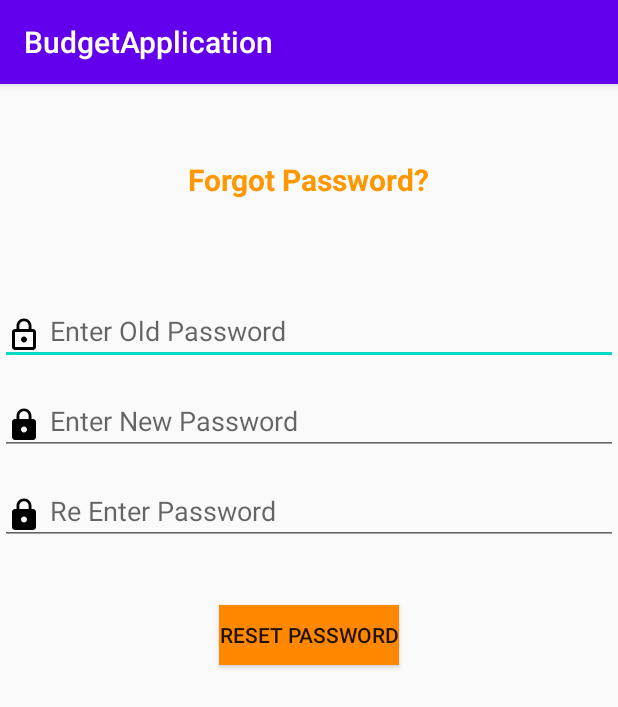
After one commit to yathushansliit/BudgetMobileApp, an Android app: the forgetUi screen opened directly, with no data from a screen before it, on a phone screen of 412 x 824 dp. The commit adds this screen. Shown: the top 707 px of the screen. Run offline under Robolectric (Android 15) with nearby library versions, the phone set to English and light mode, and no system bars.

```diff
--- /dev/null
+++ b/app/src/main/java/com/example/budgetapplication/forgetUi.java
@@ -0,0 +1,29 @@
+package com.example.budgetapplication;
+
+import androidx.appcompat.app.AppCompatActivity;
+
+import android.content.Intent;
+import android.os.Bundle;
+import android.view.View;
+import android.widget.Button;
+
+public class forgetUi extends AppCompatActivity {
+
+    Button button;
+
+    @Override
+    protected void onCreate(Bundle savedInstanceState) {
+        super.onCreate(savedInstanceState);
+        setContentView(R.layout.activity_forget_ui);
+
+        button = findViewById(R.id.resetPwd);
+        button.setOnClickListener(new View.OnClickListener() {
+            @Override
+            public void onClick(View v) {
+
+                Intent intent = new Intent(forgetUi.this,LoginActivity.class);
+                startActivity(intent);
+            }
+        });
+    }
+}
--- /dev/null
+++ b/app/src/main/res/drawable/ic_lock_outline_black_24dp.xml
@@ -0,0 +1,9 @@
+<vector xmlns:android="http://schemas.android.com/apk/res/android"
+        android:width="24dp"
+        android:height="24dp"
+        android:viewportWidth="24.0"
+        android:viewportHeight="24.0">
+    <path
+        android:fillColor="#FF000000"
+        android:pathData="M12,17c1.1,0 2,-0.9 2,-2s-0.9,-2 -2,-2 -2,0.9 -2,2 0.9,2 2,2zM18,8h-1L17,6c0,-2.76 -2.24,-5 -5,-5S7,3.24 7,6v2L6,8c-1.1,0 -2,0.9 -2,2v10c0,1.1 0.9,2 2,2h12c1.1,0 2,-0.9 2,-2L20,10c0,-1.1 -0.9,-2 -2,-2zM8.9,6c0,-1.71 1.39,-3.1 3.1,-3.1s3.1,1.39 3.1,3.1v2L8.9,8L8.9,6zM18,20L6,20L6,10h12v10z"/>
+</vector>
--- /dev/null
+++ b/app/src/main/res/layout/activity_forget_ui.xml
@@ -0,0 +1,68 @@
+<?xml version="1.0" encoding="utf-8"?>
+<LinearLayout xmlns:android="http://schemas.android.com/apk/res/android"
+    xmlns:tools="http://schemas.android.com/tools"
+    android:layout_width="match_parent"
+    android:layout_height="match_parent"
+    android:orientation="vertical"
+    android:gravity="center_horizontal"
+    tools:context=".forgetUi">
+
+
+    <TextView
+
+        android:id="@+id/ForgotPwdText"
+        android:layout_marginTop="50dp"
+        android:layout_height="wrap_content"
+        android:layout_width="wrap_content"
+        android:text="@string/forgotPwd"
+        android:textColor="#FF9800"
+        android:gravity="center_vertical"
+        android:textSize="20dp"
+        android:textStyle="bold" />
+
+    <EditText
+        android:id="@+id/pwdOld"
+        android:layout_width="match_parent"
+        android:layout_height="40dp"
+        android:layout_marginTop="70dp"
+        android:autofillHints=""
+        android:drawableStart="@drawable/ic_lock_outline_black_24dp"
+        android:drawablePadding="5dp"
+        android:ems="10"
+        android:hint="@string/enterOldPwd"
+        android:inputType="textPassword" />
+
+    <EditText
+        android:id="@+id/pwdNew"
+        android:layout_width="match_parent"
+        android:layout_height="40dp"
+        android:layout_marginTop="20dp"
+        android:autofillHints=""
+        android:drawableStart="@drawable/ic_lock_black_24dp"
+        android:drawablePadding="5dp"
+        android:ems="10"
+        android:hint="@string/enterNewPwd"
+        android:inputType="textPassword" />
+
+    <EditText
+        android:id="@+id/pwdReEnter"
+        android:layout_width="match_parent"
+        android:layout_height="40dp"
+        android:layout_marginTop="20dp"
+        android:autofillHints=""
+        android:drawableStart="@drawable/ic_lock_black_24dp"
+        android:drawablePadding="5dp"
+        android:ems="10"
+        android:hint="@string/reEnterPwd"
+        android:inputType="textPassword" />
+
+
+    <Button
+        android:id="@+id/resetPwd"
+        android:layout_width="wrap_content"
+        android:layout_height="40dp"
+        android:layout_marginTop="40dp"
+        android:background="@android:color/holo_orange_dark"
+        android:text="@string/resetPwd" />
+
+</LinearLayout>
--- a/app/src/main/res/menu/activity_navigation_view_drawer_drawer.xml
+++ b/app/src/main/res/menu/activity_navigation_view_drawer_drawer.xml
@@ -44,6 +44,11 @@
             android:icon="@drawable/ic_history_black_24dp"
             android:title="History" />
 
+        <item
+            android:id="@+id/logOut"
+            android:icon="@drawable/ic_exit_to_app_black_24dp"
+            android:title="Logout" />
+
 
     </group>
 </menu>
--- a/app/src/main/res/values/colors.xml
+++ b/app/src/main/res/values/colors.xml
@@ -3,4 +3,5 @@
     <color name="colorPrimary">#6200EE</color>
     <color name="colorPrimaryDark">#3700B3</color>
     <color name="colorAccent">#03DAC5</color>
+
 </resources>
--- a/app/src/main/res/values/strings.xml
+++ b/app/src/main/res/values/strings.xml
@@ -53,4 +53,12 @@
     <string name="enter_phoneNo">Enter Phone No</string>
     <string name="Single">Single</string>
     <string name="married">Married</string>
+    <string name="forgotPwd">Forgot Password?</string>
+    <string name="enterOldPwd">Enter Old Password</string>
+    <string name="enterNewPwd">Enter New Password</string>
+    <string name="resetPwd">Reset Password</string>
+    <string name="enterEmail">Enter Email Address</string>
+    <string name="verification_code">Verification Code</string>
+    <string name="verify">Verify</string>
+    <string name="please_enter_the_verification_code_sent_to_your_email_address">Please enter the verification code sent to your email address</string>
 </resources>
```
Also changed, not shown: app/src/main/AndroidManifest.xml (+5 -3 lines), app/src/main/java/com/example/budgetapplication/LoginActivity.java (+15 -3 lines), app/src/main/java/com/example/budgetapplication/SignupActivity.java (+10 -1 lines), app/src/main/java/com/example/budgetapplication/UserVerify.java (added, +28 -0 lines), app/src/main/res/drawable/ic_exit_to_app_black_24dp.xml (added, +9 -0 lines), app/src/main/res/layout/activity_login.xml (+5 -6 lines), app/src/main/res/layout/activity_signup.xml (+2 -5 lines), app/src/main/res/layout/activity_user_verify.xml (added, +122 -0 lines).
